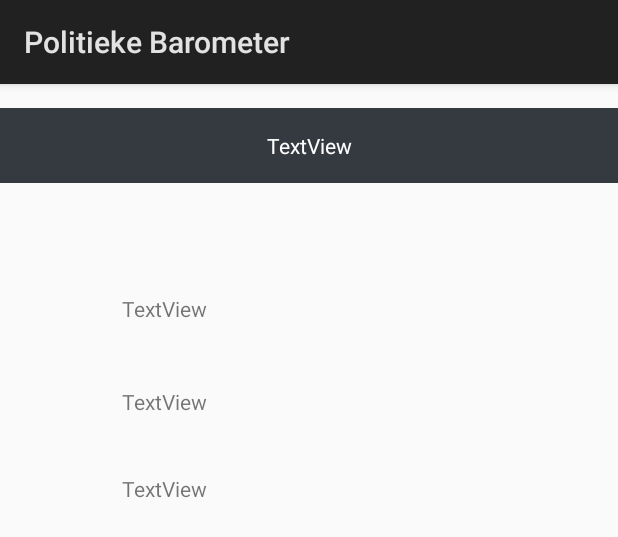
After one commit to BiemansBart/integratieproject-android, an Android app: the layout graph_adapter_number.xml on its own in the app's theme, with its tools: preview values and no code run, on a phone screen of 412 x 824 dp. The commit adds this screen. Shown: the top 537 px of the screen. Run offline under Robolectric (Android 15) with nearby library versions, the phone set to English and light mode, and no system bars.

Commit message:
alle grafiektypes ondersteund

```diff
--- a/app/src/main/res/layout/graph_adapter_barchart.xml
+++ b/app/src/main/res/layout/graph_adapter_barchart.xml
@@ -25,9 +25,11 @@
         android:id="@+id/titleBarChart"
         android:layout_width="match_parent"
         android:layout_height="50dp"
+        android:background="@color/graphTitles"
+        android:textColor="@color/graphTitleText"
+        android:gravity="center_vertical"
         android:text="@string/TitlePlaceholder"
         android:textAlignment="center"
-        android:gravity="center_vertical"
         app:layout_constraintEnd_toEndOf="parent"
         app:layout_constraintHorizontal_bias="0.0"
         app:layout_constraintLeft_toLeftOf="parent"
--- a/app/src/main/res/layout/graph_adapter_linegraph.xml
+++ b/app/src/main/res/layout/graph_adapter_linegraph.xml
@@ -22,9 +22,11 @@
         android:id="@+id/titleLineChart"
         android:layout_width="match_parent"
         android:layout_height="50dp"
+        android:background="@color/graphTitles"
         android:gravity="center_vertical"
         android:text="@string/TitlePlaceholder"
         android:textAlignment="center"
+        android:textColor="@color/graphTitleText"
         app:layout_constraintEnd_toEndOf="parent"
         app:layout_constraintHorizontal_bias="0.0"
         app:layout_constraintLeft_toLeftOf="parent"
--- /dev/null
+++ b/app/src/main/res/layout/graph_adapter_number.xml
@@ -0,0 +1,53 @@
+<?xml version="1.0" encoding="utf-8"?>
+<android.support.constraint.ConstraintLayout
+    xmlns:android="http://schemas.android.com/apk/res/android"
+    xmlns:app="http://schemas.android.com/apk/res-auto"
+    xmlns:tools="http://schemas.android.com/tools"
+    android:layout_width="match_parent"
+    android:layout_height="match_parent">
+
+    <TextView
+        android:id="@+id/titleNumber"
+        android:layout_width="match_parent"
+        android:layout_height="50dp"
+        android:layout_marginTop="16dp"
+        android:background="@color/graphTitles"
+        android:textColor="@color/graphTitleText"
+        android:text="TextView"
+        android:textAlignment="center"
+        android:gravity="center_vertical"
+        app:layout_constraintHorizontal_bias="0.0"
+        app:layout_constraintLeft_toLeftOf="parent"
+        app:layout_constraintRight_toRightOf="parent"
+        app:layout_constraintTop_toTopOf="parent" />
+
+    <TextView
+        android:id="@+id/numberStart"
+        android:layout_width="250dp"
+        android:layout_height="30dp"
+        android:layout_marginTop="140dp"
+        android:text="TextView"
+        app:layout_constraintLeft_toLeftOf="parent"
+        app:layout_constraintRight_toRightOf="parent"
+        app:layout_constraintTop_toTopOf="parent" />
+
+    <TextView
+        android:id="@+id/numberEnd"
+        android:layout_width="250dp"
+        android:layout_height="30dp"
+        android:layout_marginTop="32dp"
+        android:text="TextView"
+        app:layout_constraintLeft_toLeftOf="parent"
+        app:layout_constraintRight_toRightOf="parent"
+        app:layout_constraintTop_toBottomOf="@+id/numberStart" />
+
+    <TextView
+        android:id="@+id/numberCount"
+        android:layout_width="250dp"
+        android:layout_height="30dp"
+        android:layout_marginTop="28dp"
+        android:text="TextView"
+        app:layout_constraintLeft_toLeftOf="parent"
+        app:layout_constraintRight_toRightOf="parent"
+        app:layout_constraintTop_toBottomOf="@+id/numberEnd" />
+</android.support.constraint.ConstraintLayout>
--- a/app/src/main/res/layout/graph_adapter_piechart.xml
+++ b/app/src/main/res/layout/graph_adapter_piechart.xml
@@ -21,6 +21,8 @@
         android:layout_height="50dp"
         android:layout_marginEnd="8dp"
         android:layout_marginStart="8dp"
+        android:background="@color/graphTitles"
+        android:textColor="@color/graphTitleText"
         android:gravity="center_vertical"
         android:text="@string/TitlePlaceholder"
         android:textAlignment="center"
--- a/app/src/main/res/values/colors.xml
+++ b/app/src/main/res/values/colors.xml
@@ -4,4 +4,6 @@
     <color name="colorPrimaryDark">#303F9F</color>
     <color name="colorAccent">#FF4081</color>
     <color name="LogInBackground">#FFFFFF</color>
+    <color name="graphTitles">#343A40</color>
+    <color name="graphTitleText">#FFFFFF</color>
 </resources>
```
Also changed, not shown: app/src/main/java/teamtwaalf/politiekebarometer/adapter/GraphAdapter.java (+36 -14 lines).
